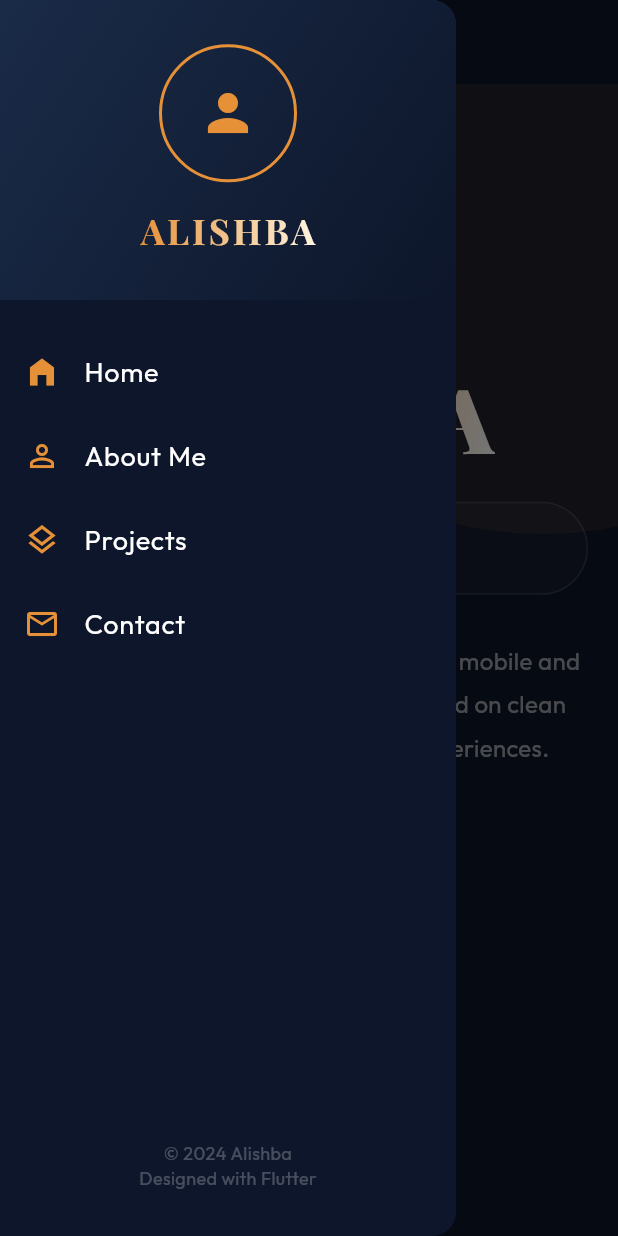
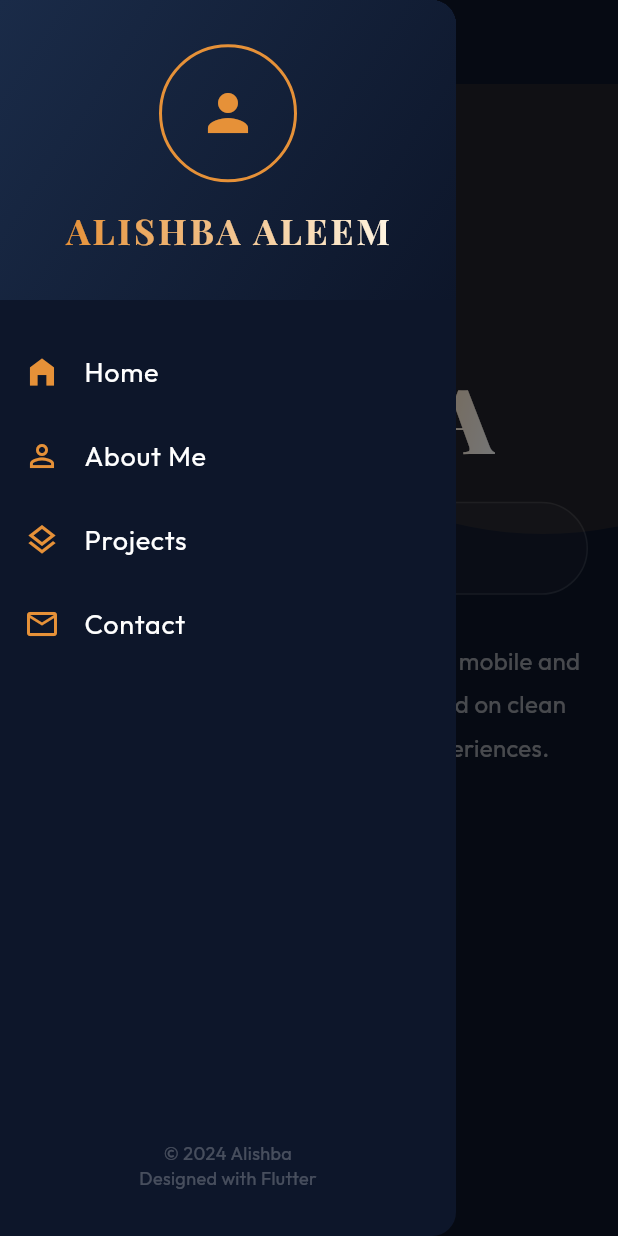
Before and after one commit to owaais008-hub/Alishba-Portfolio, a Flutter app: the screen it shows after launch, with the side drawer open, on a phone screen of 412 x 824 dp. Run offline on Flutter 3.47's test engine with Material 3 defaults, Android fonts, the light colour scheme and no system bars; drawn by our look-alikes of flutter_animate; our stand-ins replace google_fonts.

Commit message:
Professional Overhaul: Branding updated to ALISHBA ALEEM & Flutter sync

```diff
--- a/flutter_portfolio/lib/main.dart
+++ b/flutter_portfolio/lib/main.dart
@@ -105,7 +105,7 @@ class _PortfolioHomePageState extends State<PortfolioHomePage> {
         backgroundColor: const Color(0xFF0d162a).withOpacity(0.9),
         elevation: 0,
         title: Text(
-          'ALISHBA',
+          'ALISHBA-ALEEM',
           style: GoogleFonts.playfairDisplay(
             fontSize: 20,
             fontWeight: FontWeight.bold,
@@ -192,7 +192,7 @@ class _PortfolioHomePageState extends State<PortfolioHomePage> {
                     colors: [Color(0xFFe69138), Color(0xFFfff5e1)],
                   ).createShader(bounds),
                   child: Text(
-                    'ALISHBA',
+                    'ALISHBA ALEEM',
                     style: GoogleFonts.playfairDisplay(
                       fontSize: 24,
                       fontWeight: FontWeight.bold,
```
Also changed, not shown: 1 other file.
